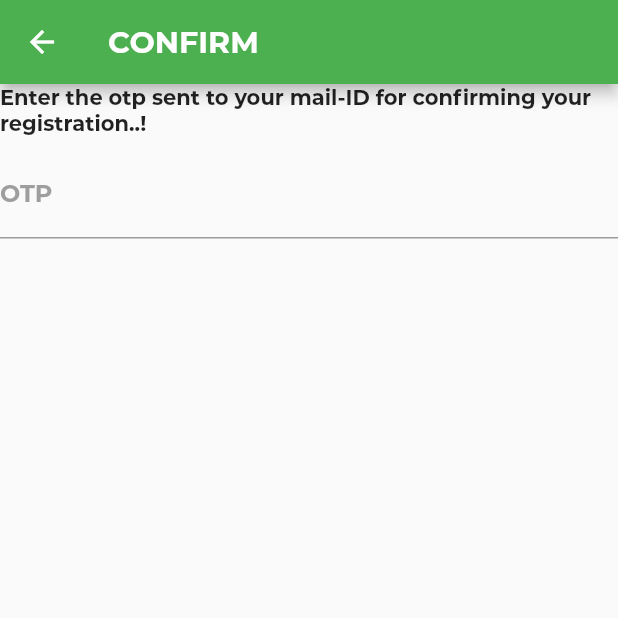
After one commit to Samanyu13/I-Love-KSRTC, a Flutter app: the ConfirmPage screen opened by its route, on a phone screen of 412 x 824 dp, the top half of it. The commit adds this screen. Run offline on Flutter 3.47's test engine with Material 2 defaults, Android fonts, the phone set to English and light mode, and no system bars; our stand-ins replace flutter_map, latlong, location; project files that could hold a hidden picture were left out.

Commit message:
Registration part almost done..:/

```diff
--- /dev/null
+++ b/lib/confirm.dart
@@ -0,0 +1,41 @@
+import 'package:I_Love_KSRTC/widgets.dart';
+import 'package:flutter/material.dart';
+
+class ConfirmPage extends StatefulWidget {
+  @override
+  _ConfirmPageState createState() => _ConfirmPageState();
+}
+
+class _ConfirmPageState extends State<ConfirmPage> {
+  @override
+  Widget build(BuildContext context) {
+    TextEditingController otp = new TextEditingController();
+
+    return Scaffold(
+      appBar: AppBar(
+        backgroundColor: Colors.green,
+        title: Text('CONFIRM',
+            style: TextStyle(
+                color: Colors.white,
+                fontFamily: 'Montserrat',
+                fontWeight: FontWeight.bold)),
+      ),
+      body: Column(
+        crossAxisAlignment: CrossAxisAlignment.center,
+        children: <Widget>[
+          Text(
+            "Enter the otp sent to your mail-ID for confirming your registration..!",
+            style: TextStyle(
+                fontFamily: 'Montserrat', fontWeight: FontWeight.bold, ),
+          ),
+          SizedBox(height: 10.0),
+          TextField(
+            keyboardType: TextInputType.text,
+            controller: otp,
+            decoration: textFieldDecorator('OTP'),
+          ),
+        ],
+      ),
+    );
+  }
+}
--- a/lib/env.dart
+++ b/lib/env.dart
@@ -1,5 +1,5 @@
 class Env {
-  final String ip = 'http://192.168.1.185:3000';
+  final String ip = 'http://192.168.5.171:3000';
 
   static Env env = Env();
 
--- /dev/null
+++ b/lib/widgets.dart
@@ -0,0 +1,12 @@
+import 'package:flutter/material.dart';
+
+InputDecoration textFieldDecorator(String text) {
+  return InputDecoration(
+      labelText: text,
+      labelStyle: TextStyle(
+          fontFamily: 'Montserrat',
+          fontWeight: FontWeight.bold,
+          color: Colors.grey),
+      focusedBorder:
+          UnderlineInputBorder(borderSide: BorderSide(color: Colors.green)));
+}
--- a/pubspec.yaml
+++ b/pubspec.yaml
@@ -25,6 +25,8 @@ dependencies:
   # Use with the CupertinoIcons class for iOS style icons.
   cupertino_icons: ^0.1.2
   http: ^0.12.0+4
+  location: ^2.3.5
+
 
 dev_dependencies:
   flutter_test:
```
Also changed, not shown: lib/error.dart (added, +13 -0 lines), lib/main.dart (+28 -5 lines), lib/response.dart (added, +14 -0 lines), lib/signup.dart (+43 -59 lines), pubspec.lock, 1 other file.
